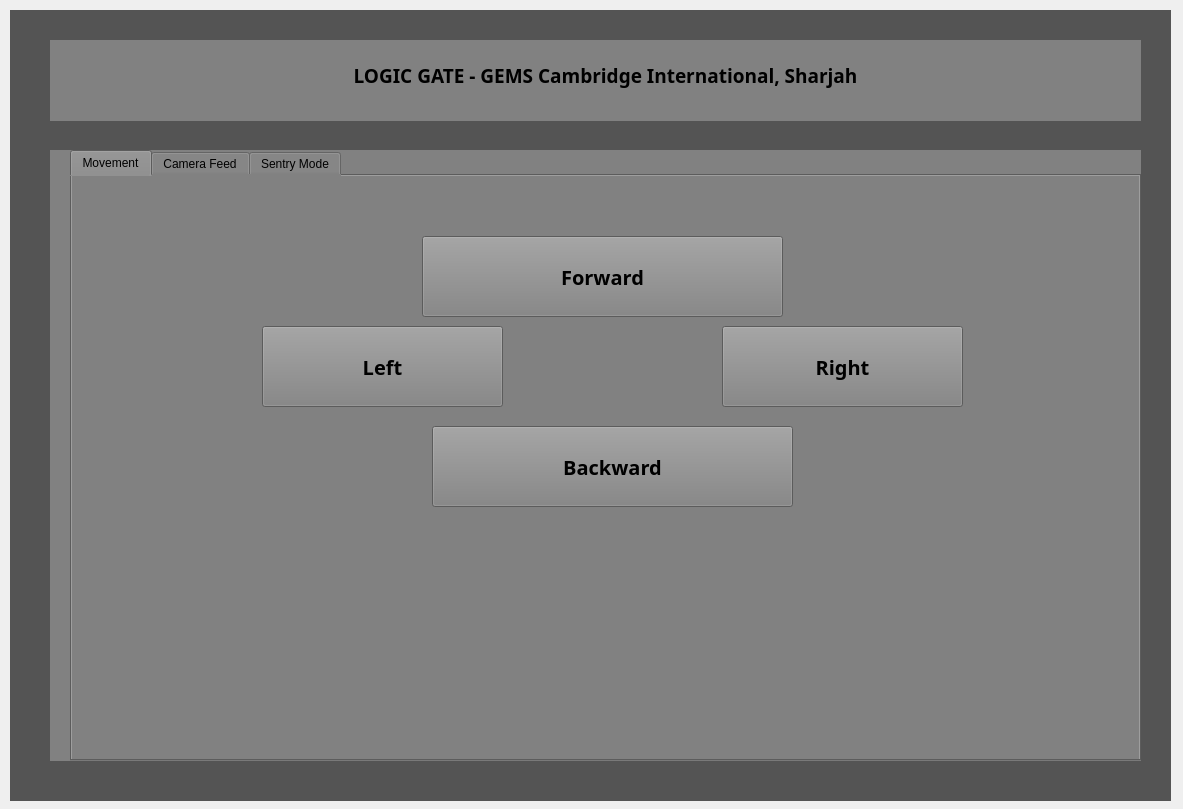
Above: Senior Team/App UI/Main.ui from Aby-ss/DEWA-AI-Comp before the change. Below: the same form after it.
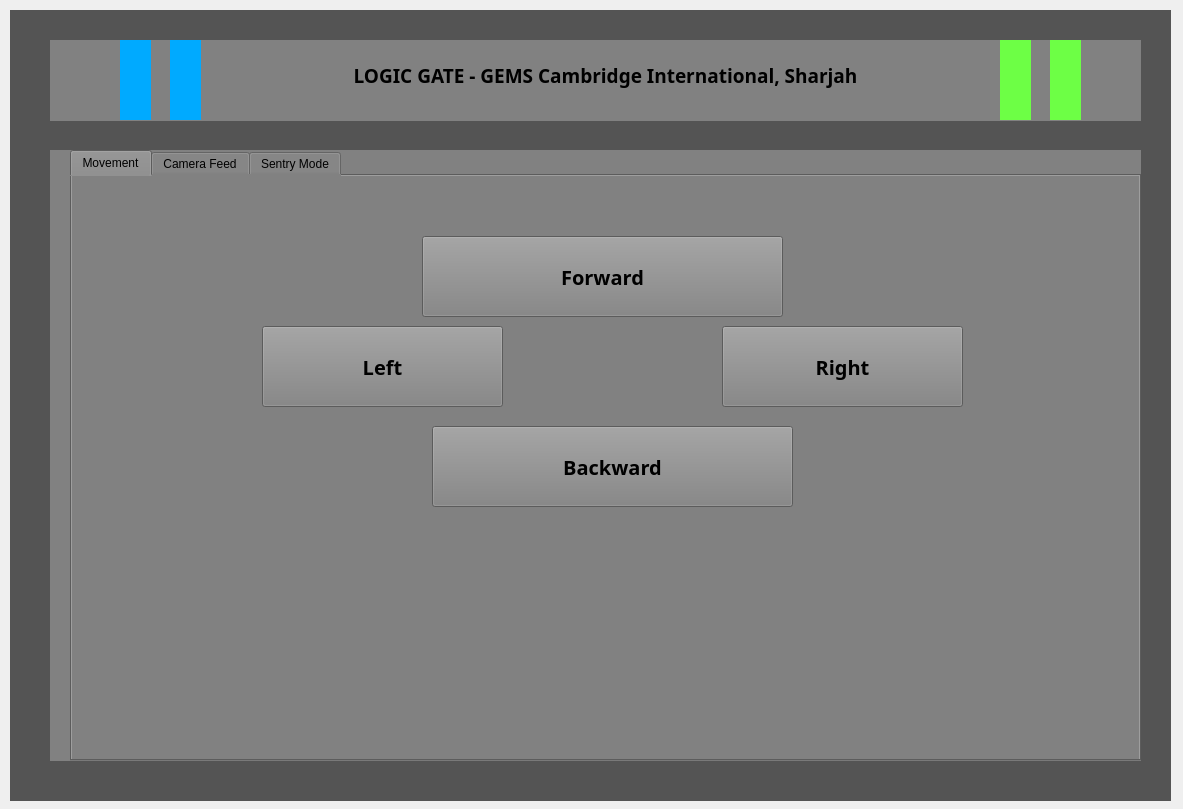
That is the form after the change.

Commit message: Main UI App Update #1

Diff of the .ui file:
```diff
--- a/Senior Team/App UI/Main.ui
+++ b/Senior Team/App UI/Main.ui
@@ -76,6 +76,74 @@
        <height>80</height>
       </rect>
      </property>
+     <property name="styleSheet">
+      <string notr="true">background-color : rgb(109, 255, 69)</string>
+     </property>
+    </widget>
+    <widget class="QWidget" name="green_strip_2" native="true">
+     <property name="geometry">
+      <rect>
+       <x>1000</x>
+       <y>0</y>
+       <width>31</width>
+       <height>80</height>
+      </rect>
+     </property>
+     <property name="styleSheet">
+      <string notr="true">background-color : rgb(109, 255, 69)</string>
+     </property>
+     <widget class="QWidget" name="green_strip_3" native="true">
+      <property name="geometry">
+       <rect>
+        <x>50</x>
+        <y>0</y>
+        <width>31</width>
+        <height>80</height>
+       </rect>
+      </property>
+      <property name="styleSheet">
+       <string notr="true">background-color : rgb(109, 255, 69)</string>
+      </property>
+     </widget>
+     <widget class="QWidget" name="green_strip_4" native="true">
+      <property name="geometry">
+       <rect>
+        <x>0</x>
+        <y>0</y>
+        <width>31</width>
+        <height>80</height>
+       </rect>
+      </property>
+      <property name="styleSheet">
+       <string notr="true">background-color : rgb(109, 255, 69)</string>
+      </property>
+     </widget>
+    </widget>
+    <widget class="QWidget" name="widget_2" native="true">
+     <property name="geometry">
+      <rect>
+       <x>120</x>
+       <y>0</y>
+       <width>31</width>
+       <height>80</height>
+      </rect>
+     </property>
+     <property name="styleSheet">
+      <string notr="true">background-color : rgb(0, 170, 255)</string>
+     </property>
+    </widget>
+    <widget class="QWidget" name="widget_3" native="true">
+     <property name="geometry">
+      <rect>
+       <x>70</x>
+       <y>0</y>
+       <width>31</width>
+       <height>80</height>
+      </rect>
+     </property>
+     <property name="styleSheet">
+      <string notr="true">background-color : rgb(0, 170, 255)</string>
+     </property>
     </widget>
    </widget>
    <widget class="QWidget" name="widget" native="true">
```
Left out of the diff: 12 changed lines with no effect on the pictures. The commit also changes 1 other file.
